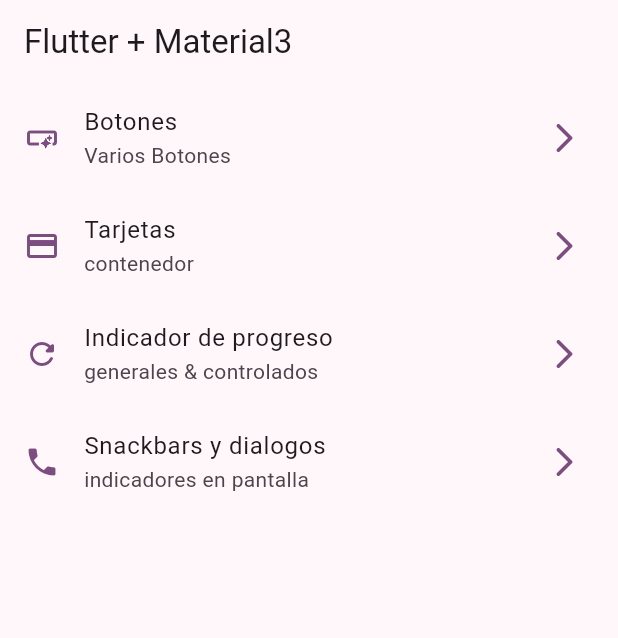
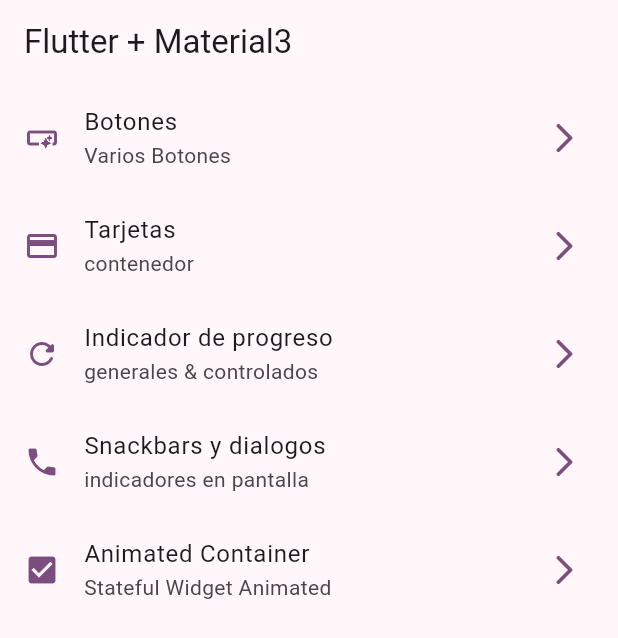
Before and after one commit to JuanBueno21/widgets, a Flutter app: the screen it shows after launch, on a phone screen of 412 x 824 dp. Shown: the top 638 px of the screen. Run offline on Flutter 3.47's test engine with Material 2 defaults, Android fonts, the phone set to English and light mode, and no system bars; our stand-ins replace go_router.

Commit message:
[Widgets] - contenedor animado

```diff
--- a/lib/config/menu/menu_items.dart
+++ b/lib/config/menu/menu_items.dart
@@ -42,4 +42,11 @@ const appMenuItems = <MenuItems>[
     link: "/snackbars",
     icon: Icons.phone),
 
+// contenedor animado
+    MenuItems(
+    title: "Animated Container",
+    subTitle: "Stateful Widget Animated",
+    link: "/animated",
+    icon: Icons.check_box),
+
 ];
--- a/lib/config/router/router.dart
+++ b/lib/config/router/router.dart
@@ -36,5 +36,11 @@ final appRouter = GoRouter(
       builder: (context, state) => const SnackbarScreen(),
     ),
 
+    GoRoute(
+      path: '/animated',
+      name: AnimatedScreen.name,
+      builder: (context, state) => const AnimatedScreen(),
+    ),
+
   ],
 );
```
Also changed, not shown: lib/presentation/screens/animated/animated_screen.dart (+52 -2 lines).
